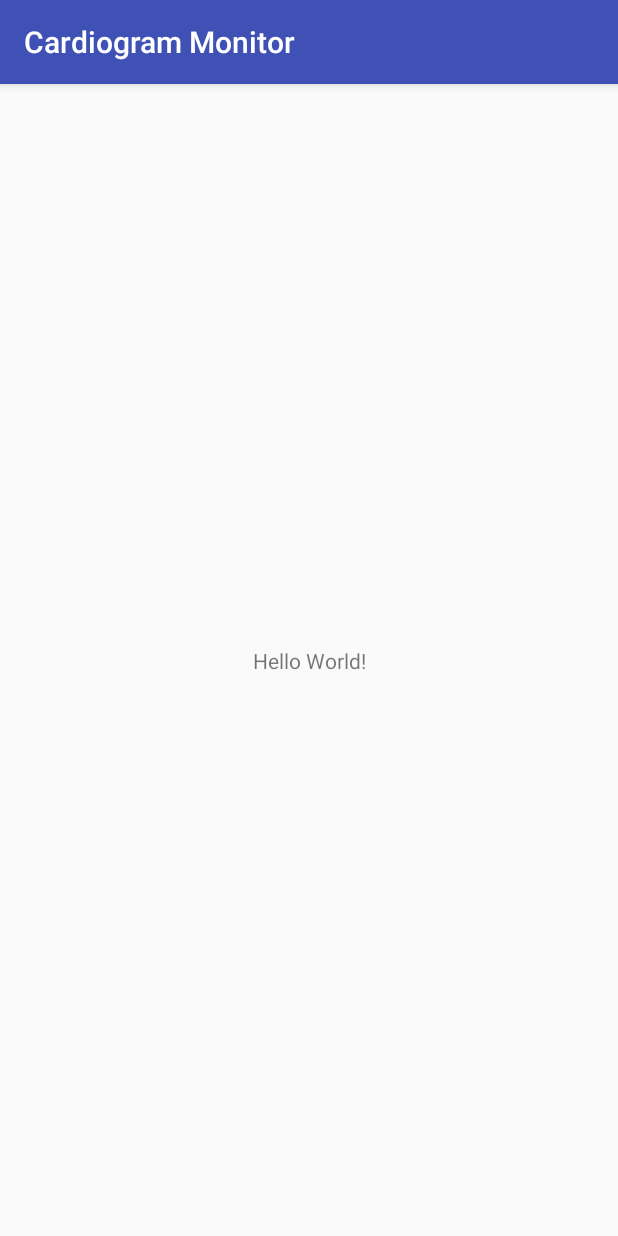
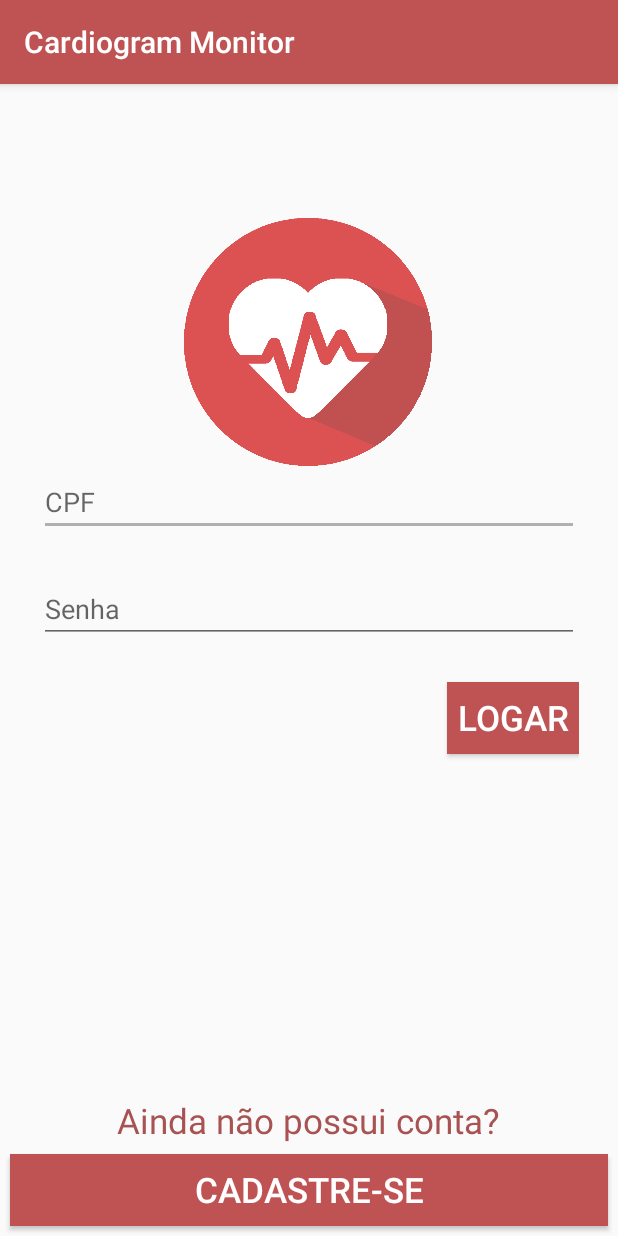
Before and after one commit to tibetteixeira/cadim, an Android app: the screen it shows after launch (MainActivity), on a phone screen of 412 x 824 dp. Run offline under Robolectric (Android 15) with nearby library versions, the phone set to English and light mode, and no system bars; our stand-ins replace sdp/ssp sizes.

Commit message:
Tela login

```diff
--- a/App/app/build.gradle
+++ b/App/app/build.gradle
@@ -5,7 +5,7 @@ android {
     defaultConfig {
         applicationId "br.com.cadim.cadim"
         minSdkVersion 23
-        targetSdkVersion 26
+        targetSdkVersion 23
         versionCode 1
         versionName "1.0"
         testInstrumentationRunner "android.support.test.runner.AndroidJUnitRunner"
@@ -25,4 +25,5 @@ dependencies {
     testImplementation 'junit:junit:4.12'
     androidTestImplementation 'com.android.support.test:runner:1.0.2'
     androidTestImplementation 'com.android.support.test.espresso:espresso-core:3.0.2'
+    implementation 'com.intuit.sdp:sdp-android:1.0.6'
 }
--- a/App/app/src/main/java/br/com/cadim/cadim/MainActivity.java
+++ b/App/app/src/main/java/br/com/cadim/cadim/MainActivity.java
@@ -8,6 +8,6 @@ public class MainActivity extends AppCompatActivity {
     @Override
     protected void onCreate(Bundle savedInstanceState) {
         super.onCreate(savedInstanceState);
-        setContentView(R.layout.activity_main);
+        setContentView(R.layout.login);
     }
 }
--- /dev/null
+++ b/App/app/src/main/res/layout/login.xml
@@ -0,0 +1,91 @@
+<?xml version="1.0" encoding="utf-8"?>
+
+    <ScrollView
+        android:orientation="vertical"
+        xmlns:android="http://schemas.android.com/apk/res/android"
+        android:id="@+id/scrollView2"
+        android:layout_width="match_parent"
+        android:layout_height="match_parent"
+        android:fillViewport="true"
+        >
+        <LinearLayout
+            android:orientation="vertical"
+            android:weightSum="3"
+            android:layout_width="match_parent"
+            android:layout_height="wrap_content"
+            >
+            <LinearLayout
+                android:paddingTop="@dimen/_10sdp"
+                android:gravity="bottom|center"
+                android:layout_weight="1"
+                android:layout_width="match_parent"
+                android:layout_height="match_parent">
+                <ImageView
+                    android:contentDescription="@string/logo"
+                    android:scaleType="centerInside"
+                    android:layout_width="match_parent"
+                    android:layout_height="@dimen/_130sdp"
+                    android:src="@drawable/ecg_icon"/>
+            </LinearLayout>
+            <LinearLayout
+                android:layout_marginLeft="@dimen/_20sdp"
+                android:layout_marginRight="@dimen/_20sdp"
+                android:orientation="vertical"
+                android:layout_weight="1"
+                android:layout_width="match_parent"
+                android:layout_height="match_parent">
+                <EditText
+                    android:id="@+id/cpf"
+                    android:hint="@string/cpf"
+                    android:layout_width="match_parent"
+                    android:layout_height="wrap_content"
+                    android:layout_marginBottom="@dimen/_20sdp"
+                    android:inputType="text">
+                </EditText>
+
+                <EditText
+                    android:hint="@string/senha"
+                    android:layout_width="match_parent"
+                    android:layout_height="wrap_content"
+                    android:layout_marginBottom="@dimen/_20sdp"
+                    android:id="@+id/Password"
+                    android:inputType="textPassword"/>
+                <Button
+                    android:textSize="@dimen/_18sdp"
+                    android:textColor="@color/white"
+                    android:background="@color/colorPrimary"
+                    android:id="@+id/loginButton"
+                    android:layout_width="wrap_content"
+                    android:layout_height="wrap_content"
+                    android:layout_gravity="end"
+                    android:text="@string/logar" />
+            </LinearLayout>
+
+            <LinearLayout
+                android:gravity="bottom"
+                android:orientation="vertical"
+                android:layout_width="match_parent"
+                android:layout_height="match_parent"
+                android:layout_weight="1">
+
+                <TextView
+                    android:textSize="@dimen/_18sdp"
+                    android:layout_width="wrap_content"
+                    android:layout_height="wrap_content"
+                    android:layout_gravity="center"
+                    android:gravity="bottom"
+                    android:text="@string/possuiconta"
+                    android:textColor="@color/colorPrimaryDark" />
+                <Button
+                    android:background="@color/colorPrimary"
+                    android:textSize="@dimen/_18sdp"
+                    android:textColor="@color/white"
+                    android:id="@+id/CadastrarButton"
+                    android:layout_width="match_parent"
+                    android:layout_height="wrap_content"
+                    android:layout_gravity="bottom"
+                    android:layout_margin="@dimen/_5sdp"
+                    android:text="@string/cadastrese" />
+            </LinearLayout>
+        </LinearLayout>
+    </ScrollView>
--- a/App/app/src/main/res/values/colors.xml
+++ b/App/app/src/main/res/values/colors.xml
@@ -1,6 +1,7 @@
 <?xml version="1.0" encoding="utf-8"?>
 <resources>
-    <color name="colorPrimary">#3F51B5</color>
-    <color name="colorPrimaryDark">#303F9F</color>
-    <color name="colorAccent">#FF4081</color>
+    <color name="colorPrimary">#BF5252</color>
+    <color name="colorPrimaryDark">#A85252</color>
+    <color name="colorAccent">#B0B0B0</color>
+    <color name="white">#FFFFFF</color>
 </resources>
--- a/App/app/src/main/res/values/strings.xml
+++ b/App/app/src/main/res/values/strings.xml
@@ -1,4 +1,10 @@
 <resources>
     <string name="app_abbr">Cadim</string>
     <string name="app_name">Cardiogram Monitor</string>
+    <string name="logar">Logar</string>
+    <string name="cadastrese">Cadastre-se</string>
+    <string name="cpf">CPF</string>
+    <string name="senha">Senha</string>
+    <string name="possuiconta">Ainda não possui conta?</string>
+    <string name="logo">Logo ECG</string>
 </resources>
--- a/App/build.gradle
+++ b/App/build.gradle
@@ -7,7 +7,7 @@ buildscript {
         jcenter()
     }
     dependencies {
-        classpath 'com.android.tools.build:gradle:3.1.3'
+        classpath 'com.android.tools.build:gradle:3.4.0'
 
 
         // NOTE: Do not place your application dependencies here; they belong
```
Also changed, not shown: App/app/src/main/res/drawable/ecg_icon.png (added), App/gradle/wrapper/gradle-wrapper.properties.
